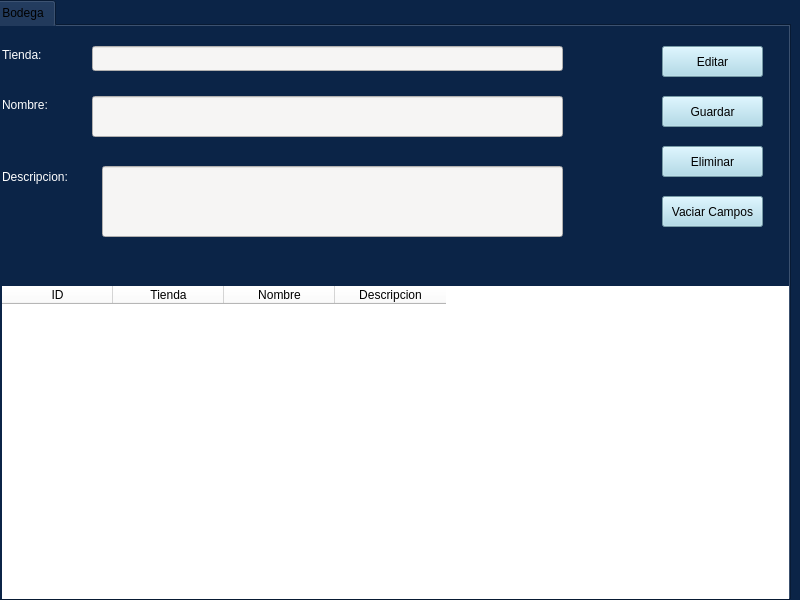
EdCenten0/MAPA-Python, file Proyecto/Interfaces/Bodega.ui: the form before one commit.
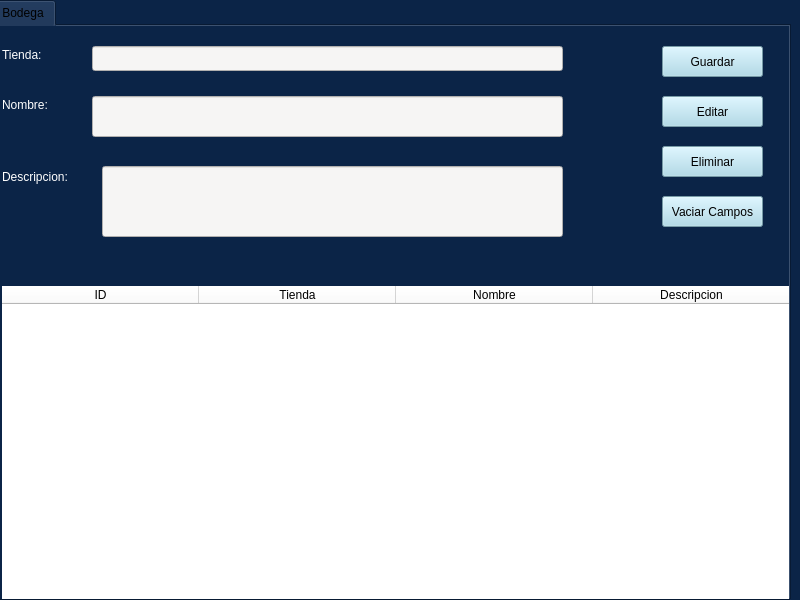
The form after the commit.

Commit message: Cambios en el diseño de la ventana Cliente y Bodega

What changed in the file:
```diff
--- a/Proyecto/Interfaces/Bodega.ui
+++ b/Proyecto/Interfaces/Bodega.ui
@@ -70,7 +70,7 @@
        <enum>QAbstractScrollArea::AdjustToContents</enum>
       </property>
       <attribute name="horizontalHeaderDefaultSectionSize">
-       <number>111</number>
+       <number>197</number>
       </attribute>
       <attribute name="verticalHeaderDefaultSectionSize">
        <number>25</number>
@@ -154,7 +154,7 @@
       <property name="geometry">
        <rect>
         <x>670</x>
-        <y>70</y>
+        <y>20</y>
         <width>101</width>
         <height>31</height>
        </rect>
@@ -170,7 +170,7 @@
       <property name="geometry">
        <rect>
         <x>670</x>
-        <y>20</y>
+        <y>70</y>
         <width>101</width>
         <height>31</height>
        </rect>
```
The commit also changes 5 other files.
